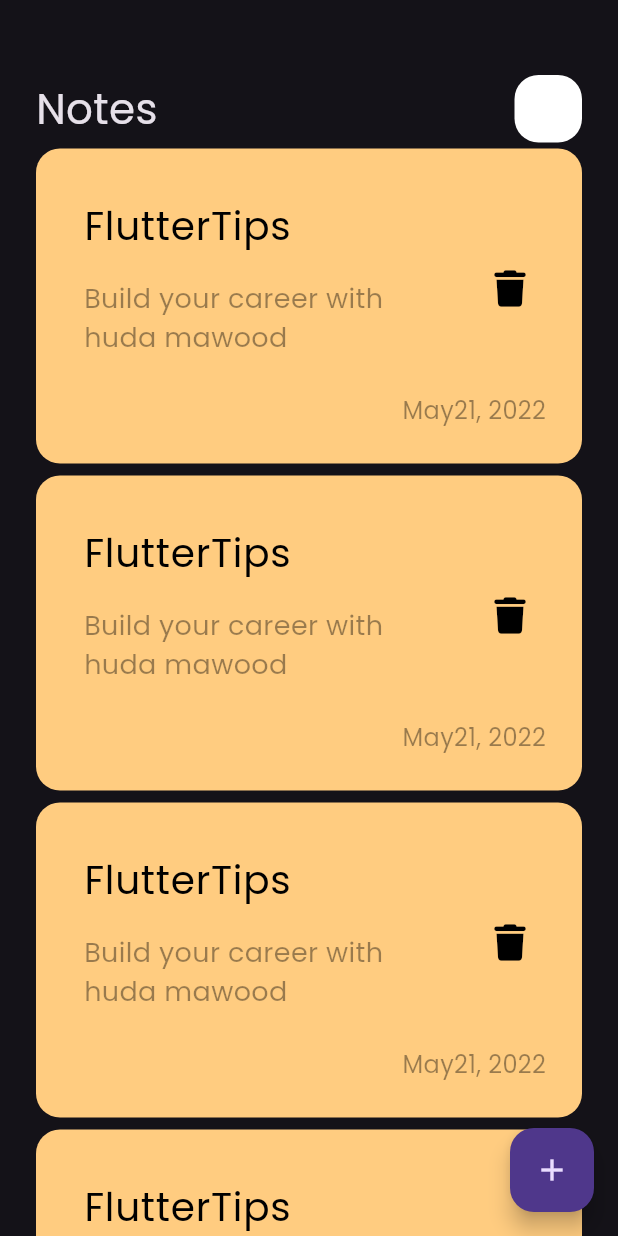
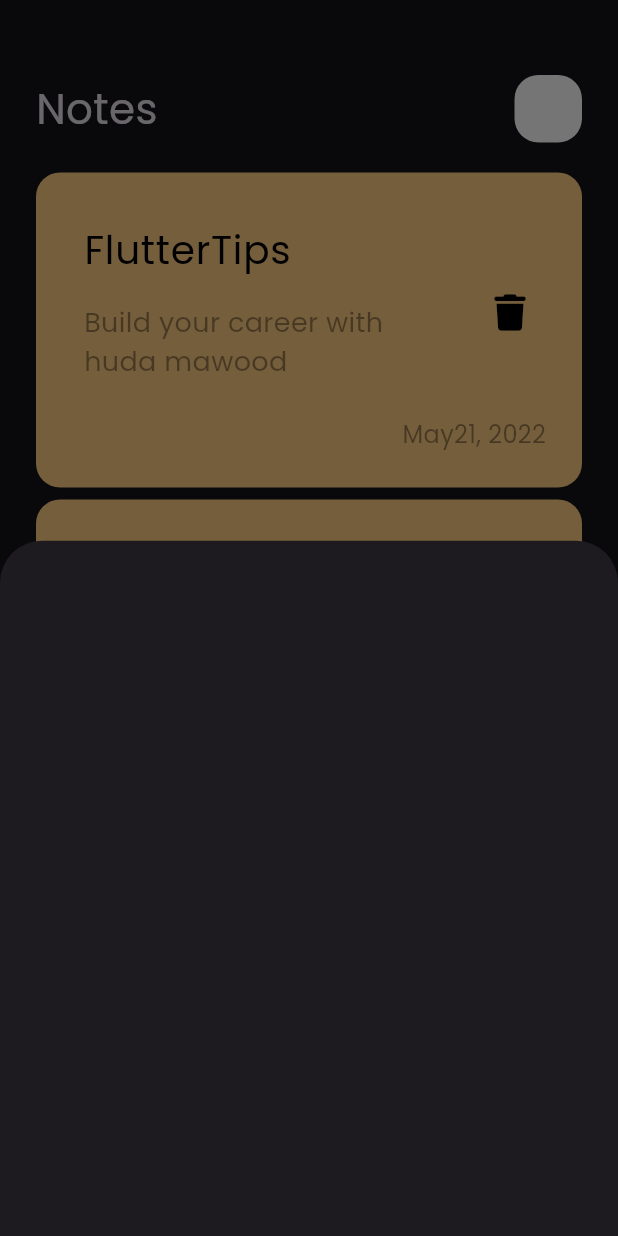
Before and after one commit to Huda-Mawood/notes_app, a Flutter app: the screen it shows after launch, after a tap on the "add" icon, on a phone screen of 412 x 824 dp. Run offline on Flutter 3.47's test engine with Material 3 defaults, Android fonts, the phone set to English and light mode, and no system bars; our stand-ins replace font_awesome_flutter; project files that could hold a hidden picture were left out.

Commit message:
add model bottom sheet

```diff
--- a/lib/views/notes_view.dart
+++ b/lib/views/notes_view.dart
@@ -1,4 +1,5 @@
 import 'package:flutter/material.dart';
+import 'package:notes_app/views/widgets/add_note_bottom_sheet.dart';
 import 'package:notes_app/views/widgets/notes_view_body.dart';
 
 class NotesView extends StatelessWidget {
@@ -8,7 +9,13 @@ class NotesView extends StatelessWidget {
   Widget build(BuildContext context) {
     return Scaffold(
       floatingActionButton: FloatingActionButton(
-        onPressed: () {},
+        onPressed: () {
+          showModalBottomSheet(
+              context: context,
+              builder: (context) {
+                return const AddNoteButtomModelSheet();
+              });
+        },
         child: const Icon(Icons.add),
       ),
       body: const NotesViewBody(),
--- /dev/null
+++ b/lib/views/widgets/add_note_bottom_sheet.dart
@@ -0,0 +1,10 @@
+import 'package:flutter/material.dart';
+
+class AddNoteButtomModelSheet extends StatelessWidget {
+  const AddNoteButtomModelSheet({super.key});
+
+  @override
+  Widget build(BuildContext context) {
+    return Container();
+  }
+}
--- a/lib/views/widgets/notes_list_view.dart
+++ b/lib/views/widgets/notes_list_view.dart
@@ -6,11 +6,16 @@ class NotesListView extends StatelessWidget {
   final data = const [];
   @override
   Widget build(BuildContext context) {
-    return ListView.builder(itemBuilder: (context, index) {
-      return const Padding(
-        padding: EdgeInsets.symmetric(vertical: 4),
-        child: NoteItem(),
-      );
-    });
+    return Padding(
+      padding: const EdgeInsets.symmetric(vertical: 16),
+      child: ListView.builder(itemBuilder: (context, index) {
+        Padding:
+        EdgeInsets.zero;
+        return const Padding(
+          padding: EdgeInsets.symmetric(vertical: 4),
+          child: NoteItem(),
+        );
+      }),
+    );
   }
 }
```
